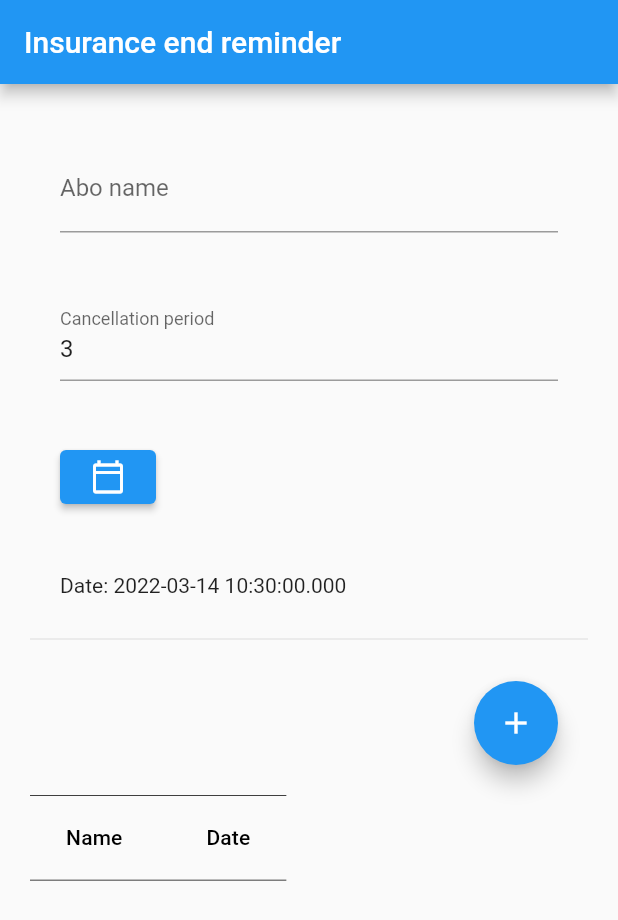
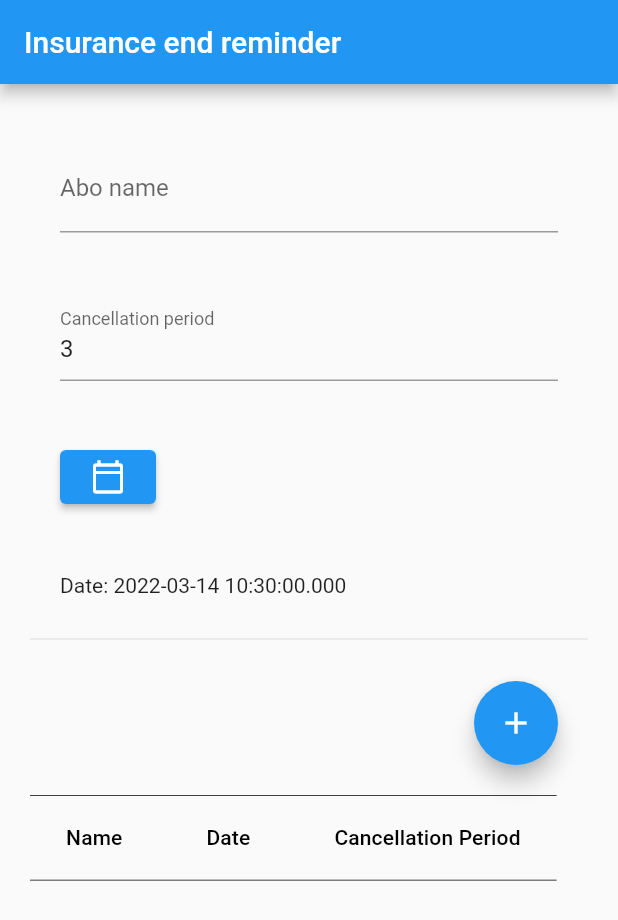
Before and after one commit to peach12345/abo-management, a Flutter app: the screen it shows after launch, on a phone screen of 412 x 824 dp. Shown: the top 920 px of the screen. Run offline on Flutter 3.47's test engine with Material 2 defaults, Android fonts, the phone set to English and light mode, and no system bars; our stand-ins replace bloc, equatable, flutter_bloc, hive, hive_flutter; accounts and stored records are empty.

Commit message:
add cancellation period to data table view

```diff
--- a/lib/main.dart
+++ b/lib/main.dart
@@ -134,7 +134,7 @@ class _MyHomePageState extends State<MyHomePage> {
                     // return true/false to determine whether or not
                     // to rebuild the widget with state
                   }, builder: (context, state) {
-                    return Expanded(
+                    return const Expanded(
                       flex: 1,
                       child: Table()
                     );
@@ -152,6 +152,8 @@ class _MyHomePageState extends State<MyHomePage> {
 }
 
 class Table extends StatelessWidget {
+  const Table({Key? key}) : super(key: key);
+
   @override
   Widget build(BuildContext context) {
     return BlocBuilder<SubscriptionBloc, SubscriptionState>(
@@ -175,6 +177,7 @@ class Table extends StatelessWidget {
           columns: const [
             DataColumn(label: Text('Name')),
             DataColumn(label: Text('Date')),
+            DataColumn(label: Text('Cancellation Period'))
           ],
           rows: state
               .result // Loops through dataColumnText, each iteration assigning the value to element
@@ -182,7 +185,8 @@ class Table extends StatelessWidget {
                 ((element) => DataRow(
                       cells: <DataCell>[
                         DataCell(Text(element.name)),
-                        DataCell(Text(element.date))
+                        DataCell(Text(element.date)),
+                        DataCell(Text(element.cancellationPeriod.toString()))
                         //Extracting from Map element the value
                       ],
                     )),
```
Also changed, not shown: 1 other file.
